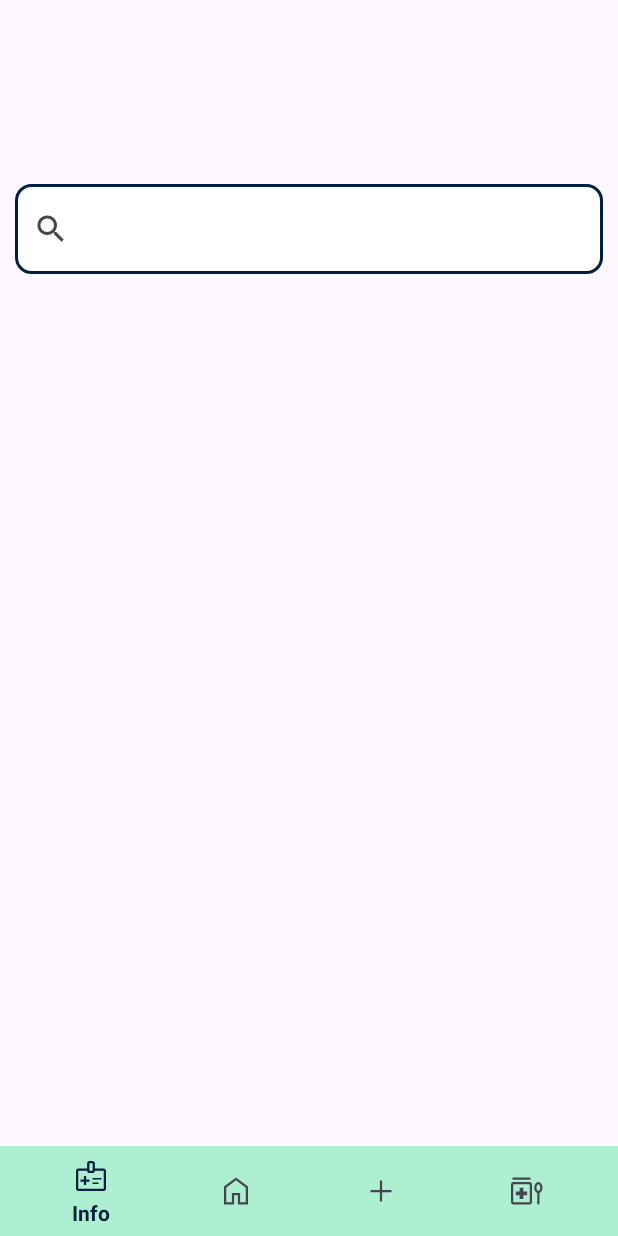
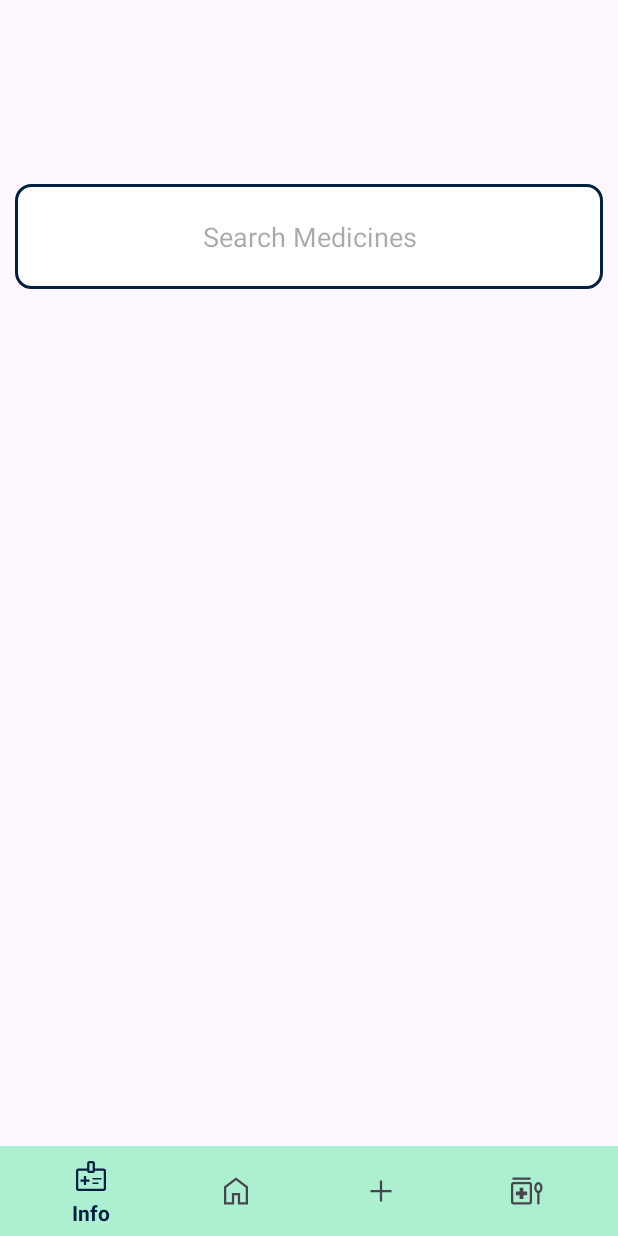
Before and after one commit to DanielBenAvi/HealthManagementOrganization, an Android app: the fragment MedicinesSearchFragment placed in its activity, on a phone screen of 412 x 824 dp. Run offline under Robolectric (Android 15) with nearby library versions, the phone set to English and light mode, and no system bars; our stand-ins replace Firebase (no records; nobody signed in at launch, a user with empty details on screens opened directly); Roboto replaces fonts that are not available here.

Commit message:
Update: search function
TODO:

```diff
--- a/app/src/main/java/com/example/healthmanagementorganization/Fragments/Patient/MedicinesSearchFragment.java
+++ b/app/src/main/java/com/example/healthmanagementorganization/Fragments/Patient/MedicinesSearchFragment.java
@@ -1,21 +1,23 @@
 package com.example.healthmanagementorganization.Fragments.Patient;
 
 import android.os.Bundle;
+import android.util.Log;
 import android.view.LayoutInflater;
 import android.view.View;
 import android.view.ViewGroup;
+import android.widget.AdapterView;
+import android.widget.ArrayAdapter;
 
 import androidx.annotation.NonNull;
-import androidx.appcompat.widget.SearchView;
+import androidx.appcompat.widget.AppCompatAutoCompleteTextView;
 import androidx.fragment.app.Fragment;
 import androidx.recyclerview.widget.LinearLayoutManager;
 import androidx.recyclerview.widget.RecyclerView;
 
+import com.example.healthmanagementorganization.General.General;
 import com.example.healthmanagementorganization.Model.Medicine;
 import com.example.healthmanagementorganization.R;
 import com.example.healthmanagementorganization.Recyclerviews.RV_medicines_adapter;
-import com.google.android.gms.tasks.OnCompleteListener;
-import com.google.android.gms.tasks.Task;
 import com.google.firebase.database.DataSnapshot;
 import com.google.firebase.database.DatabaseError;
 import com.google.firebase.database.DatabaseReference;
@@ -28,8 +30,12 @@ import java.util.List;
 
 public class MedicinesSearchFragment extends Fragment {
 
-    private SearchView search_med_SV_search_bar;
+    private AppCompatAutoCompleteTextView search_med_ACACTV_search_bar;
     private RecyclerView search_med_RV_med_list;
+
+
+    private DatabaseReference databaseReference;
+    private List<Medicine> items;
 
 
     @Override
@@ -38,17 +44,85 @@ public class MedicinesSearchFragment extends Fragment {
         View view = inflater.inflate(R.layout.fragment_medicines_search, container, false);
         findViews(view);
         initViews();
+        initData();
 
-
-        List<Medicine> items = new ArrayList<Medicine>();
-
+        loadData();
 
 
         search_med_RV_med_list.setLayoutManager(new LinearLayoutManager(getContext()));
+
+
+        return view;
+    }
+
+    private void loadData() {
+        databaseReference = FirebaseDatabase.getInstance().getReference(General.FB_Medicine);
         search_med_RV_med_list.setAdapter(new RV_medicines_adapter(getContext(), items));
 
 
-        return view;
+        ValueEventListener event = new ValueEventListener() {
+            @Override
+            public void onDataChange(@NonNull DataSnapshot snapshot) {
+                populateSearch(snapshot);
+            }
+
+            @Override
+            public void onCancelled(@NonNull DatabaseError error) {
+
+            }
+        };
+
+        databaseReference.addListenerForSingleValueEvent(event);
+    }
+
+    private void populateSearch(DataSnapshot snapshot) {
+        ArrayList<String> names = new ArrayList<>();
+        if (snapshot.exists()) {
+            for (DataSnapshot d : snapshot.getChildren()) {
+                Medicine m = d.getValue(Medicine.class);
+//                items.add(m);
+                names.add(m.getName());
+            }
+
+            ArrayAdapter adapter = new ArrayAdapter(getContext(), android.R.layout.simple_list_item_1, names);
+            search_med_ACACTV_search_bar.setAdapter(adapter);
+            search_med_ACACTV_search_bar.setOnItemClickListener(new AdapterView.OnItemClickListener() {
+                @Override
+                public void onItemClick(AdapterView<?> parent, View view, int position, long id) {
+                    String name = search_med_ACACTV_search_bar.getText().toString();
+                    searchUser(name);
+                }
+            });
+
+
+        } else {
+            Log.d("DUFAM", "No Data Found");
+        }
+    }
+
+    private void searchUser(String name) {
+        databaseReference.orderByChild("name").equalTo(name).addListenerForSingleValueEvent(new ValueEventListener() {
+            @Override
+            public void onDataChange(@NonNull DataSnapshot snapshot) {
+                if (snapshot.exists()) {
+                    items.clear();
+                    for (DataSnapshot ds : snapshot.getChildren()) {
+                        Medicine m = ds.getValue(Medicine.class);
+                        items.add(m);
+                    }
+                    search_med_RV_med_list.setAdapter(new RV_medicines_adapter(getContext(), items));
+                }
+            }
+
+            @Override
+            public void onCancelled(@NonNull DatabaseError error) {
+
+            }
+        });
+    }
+
+    private void initData() {
+        items = new ArrayList<Medicine>();
     }
 
     private void initViews() {
@@ -56,6 +130,6 @@ public class MedicinesSearchFragment extends Fragment {
 
     private void findViews(View view) {
         search_med_RV_med_list = view.findViewById(R.id.search_med_RV_med_list);
-        search_med_SV_search_bar = view.findViewById(R.id.search_med_SV_search_bar);
+        search_med_ACACTV_search_bar = view.findViewById(R.id.search_med_ACACTV_search_bar);
     }
 }
--- a/app/src/main/java/com/example/healthmanagementorganization/General/General.java
+++ b/app/src/main/java/com/example/healthmanagementorganization/General/General.java
@@ -5,6 +5,7 @@ public class General {
     public static final int DAY_END = 17;
     public static final String FB_appointmets = "appointments";
     public static final String FB_Doctors = "Doctors";
+    public static final String FB_Medicine = "Drugs";
     public static final String FB_Patients = "Patients";
     public static final String FB_firstName = "firstName";
     public static String FB_LastName = "lastName";
--- a/app/src/main/res/layout/fragment_medicines_search.xml
+++ b/app/src/main/res/layout/fragment_medicines_search.xml
@@ -6,18 +6,20 @@
     android:orientation="vertical"
     tools:context=".Fragments.Patient.MedicinesSearchFragment">
 
-    <androidx.appcompat.widget.SearchView
-        android:id="@+id/search_med_SV_search_bar"
+    <androidx.appcompat.widget.AppCompatAutoCompleteTextView
+        android:id="@+id/search_med_ACACTV_search_bar"
         style="@style/EditText"
         android:layout_width="match_parent"
-        android:layout_height="60dp" />
+        android:layout_height="70dp"
+        android:hint="@string/search_medicines" />
 
 
     <androidx.recyclerview.widget.RecyclerView
         android:id="@+id/search_med_RV_med_list"
         style="@style/TextSmall"
         android:layout_width="match_parent"
-        android:layout_height="match_parent" />
+        android:layout_height="match_parent"
+        tools:listitem="@layout/medicine_item" />
 
 
 </LinearLayout>
--- a/app/src/main/res/layout/medicine_item.xml
+++ b/app/src/main/res/layout/medicine_item.xml
@@ -7,5 +7,6 @@
         android:id="@+id/med_item_ACTV_name"
         style="@style/Text"
         android:layout_width="match_parent"
-        android:layout_height="match_parent" />
+        android:layout_height="match_parent"
+        android:text="medicine name" />
 </LinearLayout>
```
